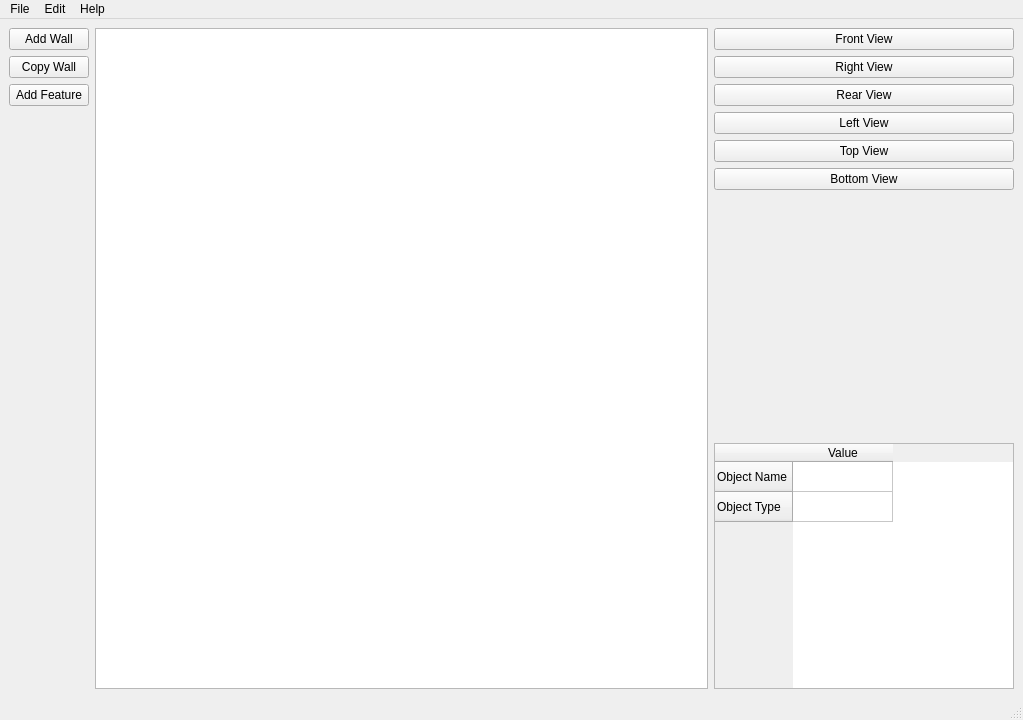
This is mainwindow.ui in penguintutor/lc-building as Qt 5 draws it before an edit. The edited form follows.
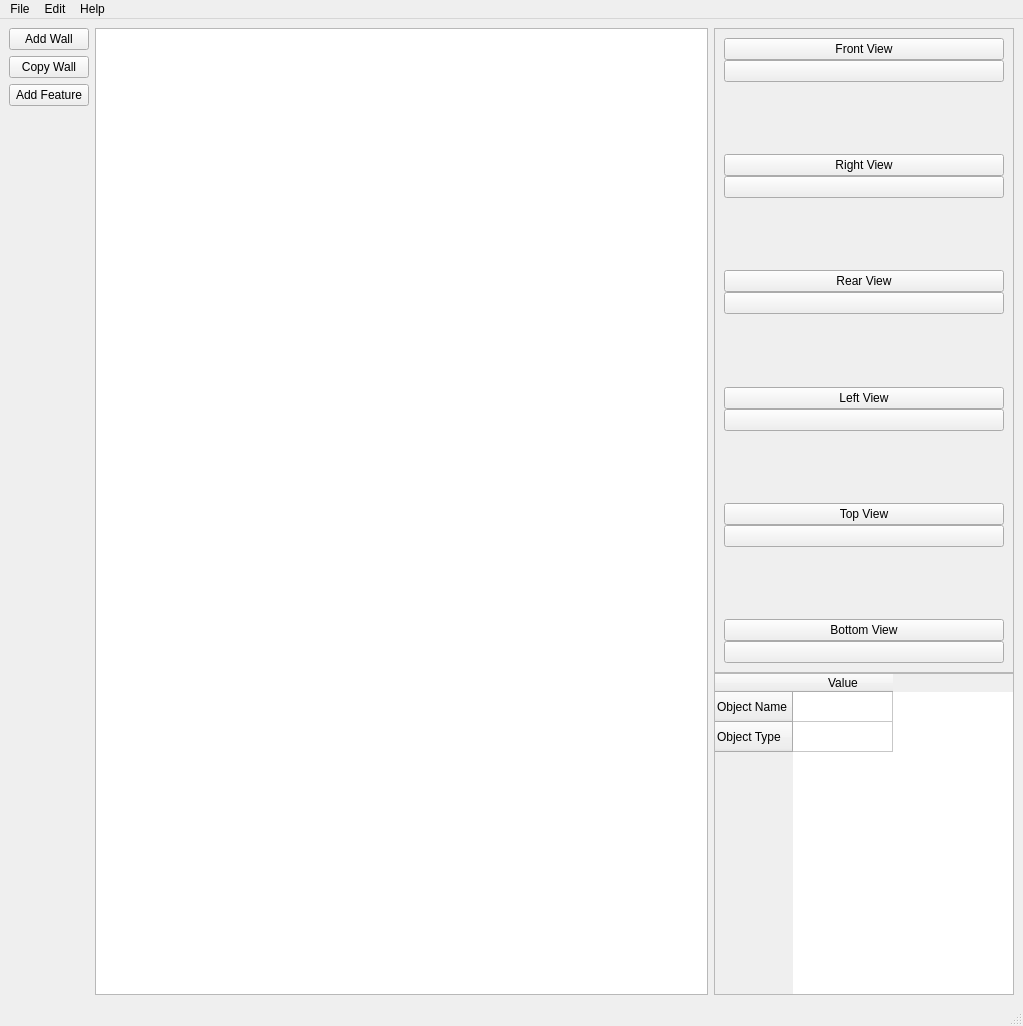
This is the edited form. Icons and pictures are not drawn.

Commit message: Add scrollable view buttons

Diff of the .ui file:
```diff
--- a/mainwindow.ui
+++ b/mainwindow.ui
@@ -7,7 +7,7 @@
     <x>0</x>
     <y>0</y>
     <width>1023</width>
-    <height>720</height>
+    <height>1026</height>
    </rect>
   </property>
   <property name="windowTitle">
@@ -85,12 +85,69 @@
        </layout>
       </item>
       <item>
-       <layout class="QVBoxLayout" name="viewButtonVLayout">
+       <layout class="QVBoxLayout" name="viewButtonVLayout" stretch="8,4">
+        <property name="spacing">
+         <number>0</number>
+        </property>
+        <item>
+         <widget class="QScrollArea" name="scrollArea">
+          <property name="maximumSize">
+           <size>
+            <width>300</width>
+            <height>16777215</height>
+           </size>
+          </property>
+          <property name="widgetResizable">
+           <bool>true</bool>
+          </property>
+          <widget class="QWidget" name="scrollAreaWidgetContents">
+           <property name="geometry">
+            <rect>
+             <x>0</x>
+             <y>-851</y>
+             <width>278</width>
+             <height>1489</height>
+            </rect>
+           </property>
+           <layout class="QVBoxLayout" name="verticalLayout_2">
+            <property name="spacing">
+             <number>0</number>
+            </property>
         <item>
          <widget class="QPushButton" name="frontViewButton">
           <property name="text">
            <string>Front View</string>
           </property>
+              <property name="iconSize">
+               <size>
+                <width>297</width>
+                <height>300</height>
+               </size>
+              </property>
+             </widget>
+            </item>
+            <item>
+             <widget class="QPushButton" name="frontViewImageButton">
+              <property name="text">
+               <string/>
+              </property>
+              <property name="icon">
+               <iconset>
+                <normaloff>resources/icon_front_01.svg</normaloff>resources/icon_front_01.svg</iconset>
+              </property>
+              <property name="iconSize">
+               <size>
+                <width>200</width>
+                <height>200</height>
+               </size>
+              </property>
+             </widget>
+            </item>
+            <item>
+             <widget class="QLabel" name="spacingFrontViewLabel">
+              <property name="text">
+               <string/>
+              </property>
          </widget>
         </item>
         <item>
@@ -98,6 +155,33 @@
           <property name="text">
            <string>Right View</string>
           </property>
+              <property name="iconSize">
+               <size>
+                <width>300</width>
+                <height>300</height>
+               </size>
+              </property>
+             </widget>
+            </item>
+            <item>
+             <widget class="QPushButton" name="rightViewImageButton">
+              <property name="icon">
+               <iconset>
+                <normaloff>resources/icon_right_01.svg</normaloff>resources/icon_right_01.svg</iconset>
+              </property>
+              <property name="iconSize">
+               <size>
+                <width>200</width>
+                <height>200</height>
+               </size>
+              </property>
+             </widget>
+            </item>
+            <item>
+             <widget class="QLabel" name="label">
+              <property name="text">
+               <string/>
+              </property>
          </widget>
         </item>
         <item>
@@ -107,6 +191,30 @@
           </property>
          </widget>
         </item>
+            <item>
+             <widget class="QPushButton" name="rearViewImageButton">
+              <property name="text">
+               <string/>
+              </property>
+              <property name="icon">
+               <iconset>
+                <normaloff>resources/icon_rear_01.svg</normaloff>resources/icon_rear_01.svg</iconset>
+              </property>
+              <property name="iconSize">
+               <size>
+                <width>200</width>
+                <height>200</height>
+               </size>
+              </property>
+             </widget>
+            </item>
+            <item>
+             <widget class="QLabel" name="label_2">
+              <property name="text">
+               <string/>
+              </property>
+             </widget>
+            </item>
         <item>
          <widget class="QPushButton" name="leftViewButton">
           <property name="text">
@@ -114,6 +222,30 @@
           </property>
          </widget>
         </item>
+            <item>
+             <widget class="QPushButton" name="leftViewImageButton">
+              <property name="text">
+               <string/>
+              </property>
+              <property name="icon">
+               <iconset>
+                <normaloff>resources/icon_left_01.svg</normaloff>resources/icon_left_01.svg</iconset>
+              </property>
+              <property name="iconSize">
+               <size>
+                <width>200</width>
+                <height>200</height>
+               </size>
+              </property>
+             </widget>
+            </item>
+            <item>
+             <widget class="QLabel" name="label_3">
+              <property name="text">
+               <string/>
+              </property>
+             </widget>
+            </item>
         <item>
          <widget class="QPushButton" name="topViewButton">
           <property name="text">
@@ -121,6 +253,30 @@
           </property>
          </widget>
         </item>
+            <item>
+             <widget class="QPushButton" name="topViewImageButton">
+              <property name="text">
+               <string/>
+              </property>
+              <property name="icon">
+               <iconset>
+                <normaloff>resources/icon_top_01.svg</normaloff>resources/icon_top_01.svg</iconset>
+              </property>
+              <property name="iconSize">
+               <size>
+                <width>200</width>
+                <height>200</height>
+               </size>
+              </property>
+             </widget>
+            </item>
+            <item>
+             <widget class="QLabel" name="label_4">
+              <property name="text">
+               <string/>
+              </property>
+             </widget>
+            </item>
         <item>
          <widget class="QPushButton" name="bottomViewButton">
           <property name="text">
@@ -129,17 +285,25 @@
          </widget>
         </item>
         <item>
-         <spacer name="verticalSpacer_2">
-          <property name="orientation">
-           <enum>Qt::Vertical</enum>
-          </property>
-          <property name="sizeHint" stdset="0">
+             <widget class="QPushButton" name="bottomViewImageButton">
+              <property name="text">
+               <string/>
+              </property>
+              <property name="icon">
+               <iconset>
+                <normaloff>resources/icon_bottom_01.svg</normaloff>resources/icon_bottom_01.svg</iconset>
+              </property>
+              <property name="iconSize">
            <size>
-            <width>20</width>
-            <height>40</height>
-           </size>
-          </property>
-         </spacer>
+                <width>200</width>
+                <height>200</height>
+               </size>
+              </property>
+             </widget>
+            </item>
+           </layout>
+          </widget>
+         </widget>
         </item>
         <item>
          <widget class="QTableWidget" name="tableWidget">
```
Left out of the diff: 2 changed lines with no effect on the pictures. Lines whose indentation alone changed are shown as unchanged. The commit also changes 7 other files.
